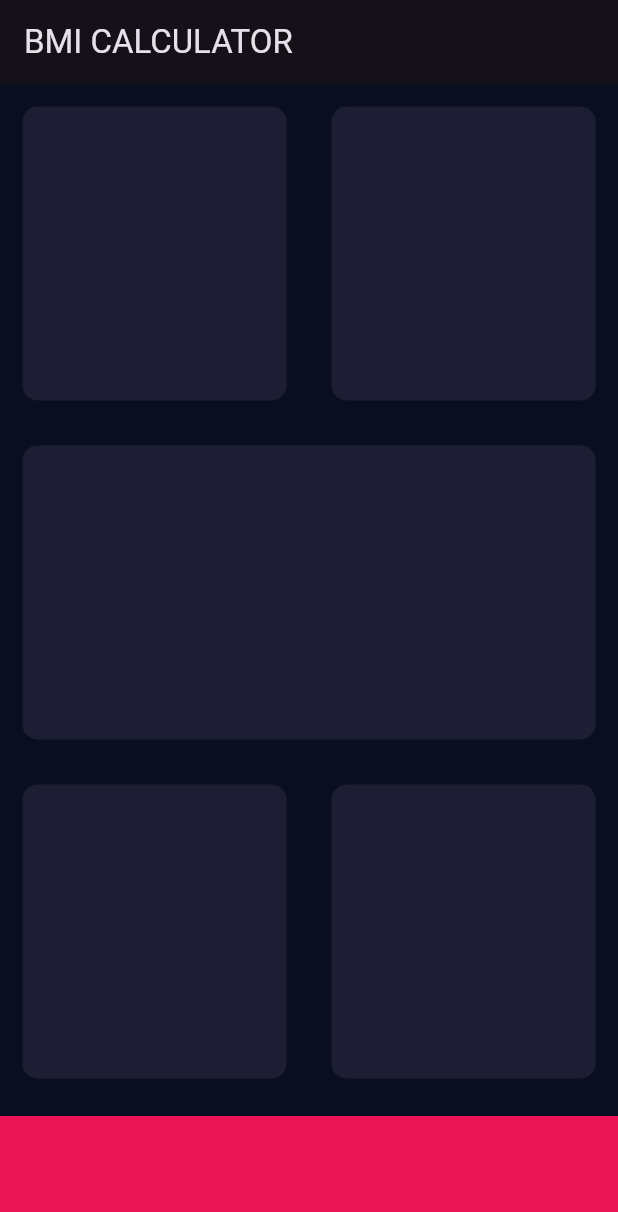
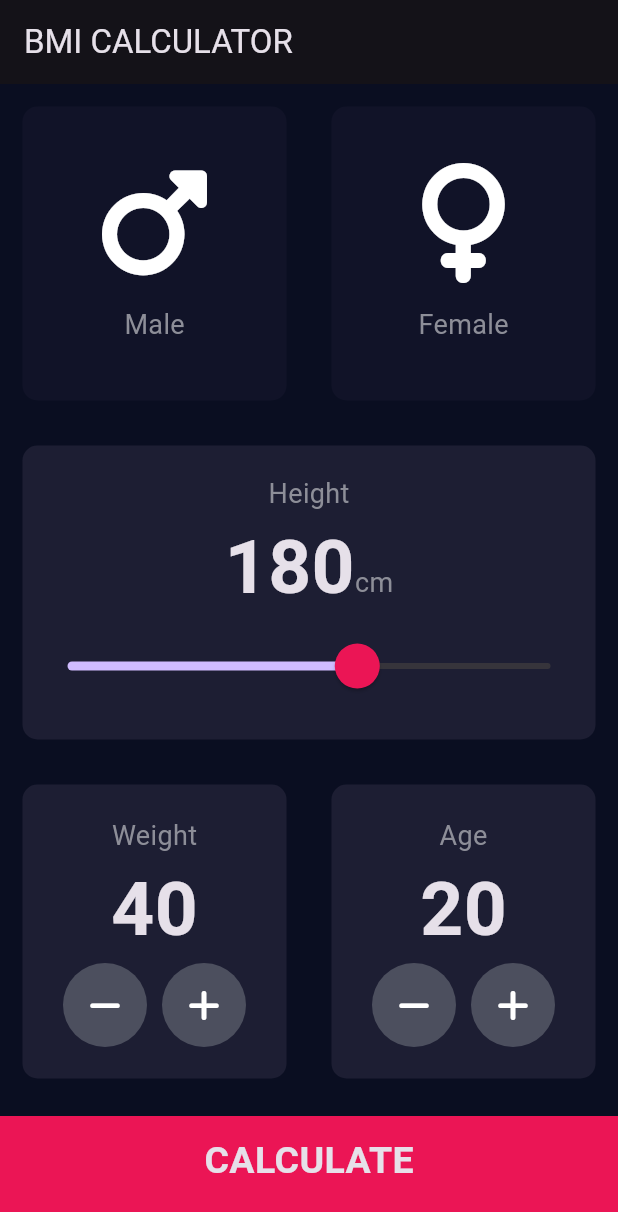
Before and after one commit to Pcode13/BMI_Calculator, a Flutter app: the screen it shows after launch, on a phone screen of 412 x 824 dp. Shown: the top 1212 px of the screen. Run offline on Flutter 3.47's test engine with Material 3 defaults, Android fonts, the phone set to English and light mode, and no system bars; our stand-ins replace font_awesome_flutter.

Commit message:
BMI Completed Project

```diff
--- /dev/null
+++ b/lib/calculator_brain.dart
@@ -0,0 +1,35 @@
+import 'dart:math';
+
+class CalculatorBrain {
+  CalculatorBrain({required this.height, required this.weight});
+
+  final int height;
+  final int weight;
+
+  double _bmi =0;
+
+  String calculateBMI() {
+    _bmi = weight / pow(height / 100, 2);
+    return _bmi.toStringAsFixed(1);
+  }
+
+  String getResult() {
+    if (_bmi >= 25) {
+      return 'Overweight';
+    } else if (_bmi > 18.5) {
+      return 'Normal';
+    } else {
+      return 'Underweight';
+    }
+  }
+
+  String getInterpretation() {
+    if (_bmi >= 25) {
+      return 'You have a higher than normal body weight. Try to exercise more.';
+    } else if (_bmi >= 18.5) {
+      return 'You have a normal body weight. Good job!';
+    } else {
+      return 'You have a lower than normal body weight. You can eat a bit more.';
+    }
+  }
+}
--- /dev/null
+++ b/lib/components/IconContent.dart
@@ -0,0 +1,20 @@
+import 'package:flutter/material.dart';
+import 'package:bmi_calculator/constants.dart';
+
+class IconContent extends StatelessWidget {
+  const IconContent({required this.icon, required this.label});
+  final IconData icon;
+  final String label;
+
+  @override
+  Widget build(BuildContext context) {
+    return Column(
+      mainAxisAlignment: MainAxisAlignment.center,
+      children: <Widget>[
+        Icon(icon, size: 80.0),
+        SizedBox(height: 15.0),
+        Text(label, style: kLabelTextStyle),
+      ],
+    );
+  }
+}
--- /dev/null
+++ b/lib/components/ReusableCard.dart
@@ -0,0 +1,24 @@
+import 'package:flutter/material.dart';
+
+class ReusableCard extends StatelessWidget {
+  const ReusableCard({required this.colour, this.cardChild, this.onPress});
+
+  final Color colour;
+  final Widget? cardChild;
+  final  VoidCallback? onPress;
+
+  @override
+  Widget build(BuildContext context) {
+    return GestureDetector(
+      onTap: onPress,
+      child: Container(
+        child: cardChild,
+        margin: EdgeInsets.all(15.0),
+        decoration: BoxDecoration(
+          borderRadius: BorderRadius.circular(10.0),
+          color: colour,
+        ),
+      ),
+    );
+  }
+}
--- /dev/null
+++ b/lib/components/bottom_button.dart
@@ -0,0 +1,29 @@
+import 'package:flutter/material.dart';
+import 'package:bmi_calculator/constants.dart';
+
+class BottomButton extends StatelessWidget {
+  BottomButton({required this.onTap, required this.buttonTitle});
+
+  final VoidCallback onTap;
+  final String buttonTitle;
+
+  @override
+  Widget build(BuildContext context) {
+    return GestureDetector(
+      onTap: onTap,
+      child: Container(
+        child: Center(
+          child: Text(
+            buttonTitle,
+            style: kLargeButtonTextStyle,
+          ),
+        ),
+        color: kBottomContainerColour,
+        margin: EdgeInsets.only(top: 10.0),
+        padding: EdgeInsets.only(bottom: 20.0),
+        width: double.infinity,
+        height: kBottomContainerHeight,
+      ),
+    );
+  }
+}
--- /dev/null
+++ b/lib/components/round_icon_button.dart
@@ -0,0 +1,23 @@
+import 'package:flutter/material.dart';
+
+class RoundIconButton extends StatelessWidget {
+  RoundIconButton({required this.icon, required this.onPressed});
+
+  final IconData icon;
+  final VoidCallback onPressed;
+
+  @override
+  Widget build(BuildContext context) {
+    return RawMaterialButton(
+      elevation: 0.0,
+      child: Icon(icon),
+      onPressed: onPressed,
+      constraints: BoxConstraints.tightFor(
+        width: 56.0,
+        height: 56.0,
+      ),
+      shape: CircleBorder(),
+      fillColor: Color(0xFF4C4F5E),
+    );
+  }
+}
--- /dev/null
+++ b/lib/constants.dart
@@ -0,0 +1,29 @@
+import 'package:flutter/material.dart';
+
+const kBottomContainerHeight = 80.0;
+const kActiveCardColour = Color(0xFF1D1E33);
+const kInactiveCardColour = Color(0xFF111328);
+const kBottomContainerColour = Color(0xFFEB1555);
+
+const kLabelTextStyle = TextStyle(fontSize: 18.0, color: Color(0xFF8D8E98));
+const kNumbersTextStyle = TextStyle(
+  fontSize: 50.0,
+  fontWeight: FontWeight.bold,
+);
+
+const kLargeButtonTextStyle = TextStyle(
+  fontSize: 25.0,
+  fontWeight: FontWeight.bold,
+);
+
+const kTitleTextStyle = TextStyle(fontSize: 50.0, fontWeight: FontWeight.bold);
+
+const kResultTextStyle = TextStyle(
+  color: Color(0xFF24D876),
+  fontSize: 22.0,
+  fontWeight: FontWeight.bold,
+);
+
+const kBMITextStyle = TextStyle(fontSize: 100.0, fontWeight: FontWeight.bold);
+
+const kBodyTextStyle = TextStyle(fontSize: 22.0);
--- a/lib/input_page.dart
+++ /dev/null
@@ -1,65 +0,0 @@
-import 'package:flutter/material.dart';
-
-const bottomContainerHeight = 80.0;
-const activeCardColor = Color(0xFF1D1E33);
-const bottomContainerColor = Color(0xFFEB1555);
-
-class InputPage extends StatefulWidget {
-  @override
-  _InputPageState createState() => _InputPageState();
-}
-
-class _InputPageState extends State<InputPage> {
-  @override
-  Widget build(BuildContext context) {
-    return Scaffold(
-      appBar: AppBar(title: Text('BMI CALCULATOR')),
-      body: Column(
-        children: <Widget>[
-          Expanded(
-            child: Row(
-              children: <Widget>[
-                Expanded(child: ReusableCard(colour: activeCardColor)),
-                Expanded(child: ReusableCard(colour: activeCardColor)),
-              ],
-            ),
-          ),
-          Expanded(child: ReusableCard(colour:activeCardColor)),
-          Expanded(
-            child: Row(
-              children: <Widget>[
-                Expanded(child: ReusableCard(colour: activeCardColor)),
-                Expanded(child: ReusableCard(colour: activeCardColor)),
-              ],
-            ),
-          ),
-          Container(
-            color: bottomContainerColor,
-            margin: EdgeInsets.only(top: 10.0),
-            width: double.infinity,
-            height: bottomContainerHeight,
-          ),
-        ],
-      ),
-    );
-  }
-}
-
-class ReusableCard extends StatelessWidget {
-  const ReusableCard({Key? key, required this.colour}) : super(key: key);
-
-  final Color colour;
-
-  @override
-  Widget build(BuildContext context) {
-    return Container(
-      margin: EdgeInsets.all(15.0),
-      decoration: BoxDecoration(
-        borderRadius: BorderRadius.circular(10.0),
-        color: colour,
-      ),
-      // width: 180.0,
-      // height: 200.0,
-    );
-  }
-}
--- a/lib/main.dart
+++ b/lib/main.dart
@@ -1,5 +1,5 @@
 import 'package:flutter/material.dart';
-import 'input_page.dart';
+import 'screens/input_page.dart';
 void main() => runApp(BMICalculator());
 
 class BMICalculator extends StatelessWidget {
--- /dev/null
+++ b/lib/screens/input_page.dart
@@ -0,0 +1,201 @@
+import 'package:bmi_calculator/components/round_icon_button.dart';
+import 'package:flutter/material.dart';
+import 'package:font_awesome_flutter/font_awesome_flutter.dart';
+import '../components/ReusableCard.dart';
+import '../components/IconContent.dart';
+import '../constants.dart';
+import './result_page.dart';
+import '../components/bottom_button.dart';
+import '../calculator_brain.dart';
+
+
+class InputPage extends StatefulWidget {
+  @override
+  _InputPageState createState() => _InputPageState();
+}
+
+enum Gender { male, female }
+
+class _InputPageState extends State<InputPage> {
+  Gender? selectedGender;
+  int height = 180;
+  int weight=40;
+  int age =20;
+  @override
+  Widget build(BuildContext context) {
+    return Scaffold(
+      appBar: AppBar(title: Text('BMI CALCULATOR')),
+      body: Column(
+        crossAxisAlignment: CrossAxisAlignment.stretch,
+        children: <Widget>[
+          Expanded(
+            child: Row(
+              children: <Widget>[
+                Expanded(
+                  child: ReusableCard(
+                    onPress: () {
+                      setState(() {
+                        selectedGender = Gender.male;
+                      });
+                    },
+                    colour:
+                        selectedGender == Gender.male
+                            ? kActiveCardColour
+                            :kInactiveCardColour,
+                    cardChild: IconContent(
+                      icon: FontAwesomeIcons.mars,
+                      label: 'Male',
+                    ),
+                  ),
+                ),
+                Expanded(
+                  child: ReusableCard(
+                    onPress: () {
+                      setState(() {
+                        selectedGender = Gender.female;
+                      });
+                    },
+                    colour:
+                        selectedGender == Gender.female
+                            ? kActiveCardColour
+                            :kInactiveCardColour,
+                    cardChild: IconContent(
+                      icon: FontAwesomeIcons.venus,
+                      label: 'Female',
+                    ),
+                  ),
+                ),
+              ],
+            ),
+          ),
+          Expanded(child: ReusableCard(colour: kActiveCardColour,
+            cardChild:
+            Column(
+              mainAxisAlignment: MainAxisAlignment.center,
+              children: [
+                Text('Height',style: kLabelTextStyle),
+                Row(
+                  mainAxisAlignment: MainAxisAlignment.center,
+                  crossAxisAlignment: CrossAxisAlignment.baseline,
+                  textBaseline: TextBaseline.alphabetic,
+                  children: [
+                    Text(height.toString(),style: kNumbersTextStyle),
+                    Text('cm',style: kLabelTextStyle)
+                  ],
+                ),
+                SliderTheme(
+                  data: SliderTheme.of(context).copyWith(
+                    inactiveTickMarkColor:Color(0xFF8D8E98),
+                    activeTickMarkColor: Colors.white,
+                    thumbColor: Color(0xFFEB1555),
+                    overlayColor: Color(0x29EB1555),
+                    thumbShape: RoundSliderThumbShape(enabledThumbRadius: 15.0),
+                    overlayShape: RoundSliderOverlayShape(overlayRadius: 30.0),
+                  ),
+                  child: Slider(
+                      value: height.toDouble(),
+                      min: 120.0,
+                      max: 220.0,
+                      onChanged:(double newValue){
+                        setState(() {
+                          height = newValue.round();
+                        });
+                      }),
+                )
+              ],
+            ),
+          )
+    ),
+          Expanded(
+            child: Row(
+              children: <Widget>[
+                Expanded(child: ReusableCard(colour: kActiveCardColour,
+                cardChild: Column(
+                  mainAxisAlignment: MainAxisAlignment.center,
+                  children: [
+                    Text('Weight',style: kLabelTextStyle,),
+                    Text(weight.toString(),style: kNumbersTextStyle,),
+                    Row(
+                      mainAxisAlignment: MainAxisAlignment.center,
+                      children: [
+                        RoundIconButton(
+                            icon: FontAwesomeIcons.minus,
+                            onPressed: () {
+                              setState(() {
+                                weight--;
+                              });
+                            }
+                        ),
+                        SizedBox(width: 10.0),
+                        RoundIconButton(
+                            icon: FontAwesomeIcons.plus,
+                            onPressed: () {
+                              setState(() {
+                                weight++;
+                              });
+                            }
+    )
+                      ],
+                    )
+                  ],
+                )
+                )
+                ),
+                Expanded(child: ReusableCard(colour: kActiveCardColour,
+                    cardChild: Column(
+                      mainAxisAlignment: MainAxisAlignment.center,
+                      children: [
+                        Text('Age',style: kLabelTextStyle,),
+                        Text(age.toString(),style: kNumbersTextStyle,),
+                        Row(
+                          mainAxisAlignment: MainAxisAlignment.center,
+                          children: [
+                            RoundIconButton(
+                                icon: FontAwesomeIcons.minus,
+                                onPressed: () {
+                                  setState(() {
+                                    age--;
+                                  });
+                                }
+                            ),
+                            SizedBox(width: 10.0),
+                            RoundIconButton(
+                                icon: FontAwesomeIcons.plus,
+                                onPressed: () {
+                                  setState(() {
+                                    age++;
+                                  });
+                                }
+                            )
+                          ],
+                        )
+                      ],
+                    )
+                )
+                ),
+              ],
+            ),
+          ),
+          BottomButton(
+            buttonTitle: 'CALCULATE',
+            onTap: () {
+              CalculatorBrain calc =
+              CalculatorBrain(height: height, weight: weight);
+
+              Navigator.push(
+                context,
+                MaterialPageRoute(
+                  builder: (context) => ResultsPage(
+                    bmiResult: calc.calculateBMI(),
+                    resultText: calc.getResult(),
+                    interpretation: calc.getInterpretation(),
+                  ),
+                ),
+              );
+            },
+          ),
+        ],
+      ),
+    );
+  }
+}
```
Also changed, not shown: lib/screens/result_page.dart (added, +71 -0 lines), pubspec.yaml (+6 -65 lines), pubspec.lock, 1 other file.
